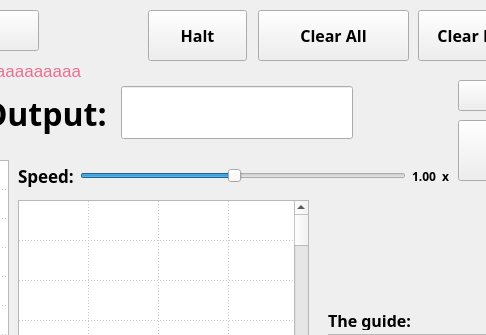
Above: mainwindow.ui from pxlman/vole-machine-simulator before the change; both pictures show x 362 to 848 and y 0 to 335 of the 950 by 630 pixel window. Below: the same form after it.
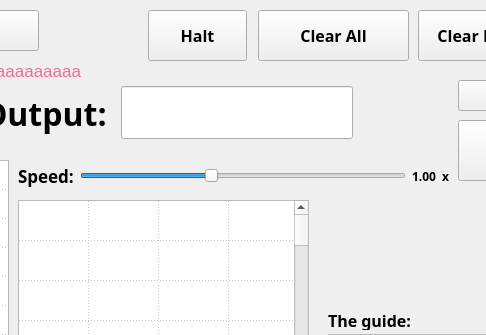
That is the form after the change. Icons and pictures are not drawn.

Diff of the .ui file:
```diff
--- a/mainwindow.ui
+++ b/mainwindow.ui
@@ -846,10 +846,10 @@
         <number>1</number>
        </property>
        <property name="maximum">
-        <number>20</number>
+        <number>6</number>
        </property>
        <property name="value">
-        <number>10</number>
+        <number>3</number>
        </property>
        <property name="orientation">
         <enum>Qt::Orientation::Horizontal</enum>
```
Left out of the diff: 8 changed lines with no effect on the pictures.
